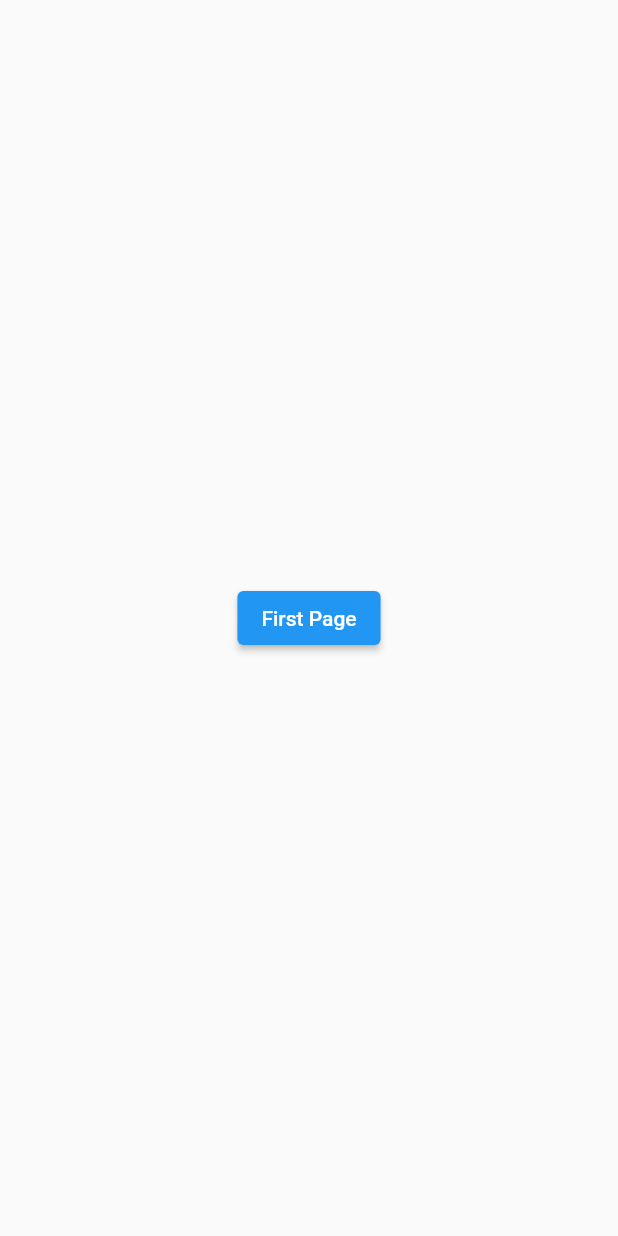
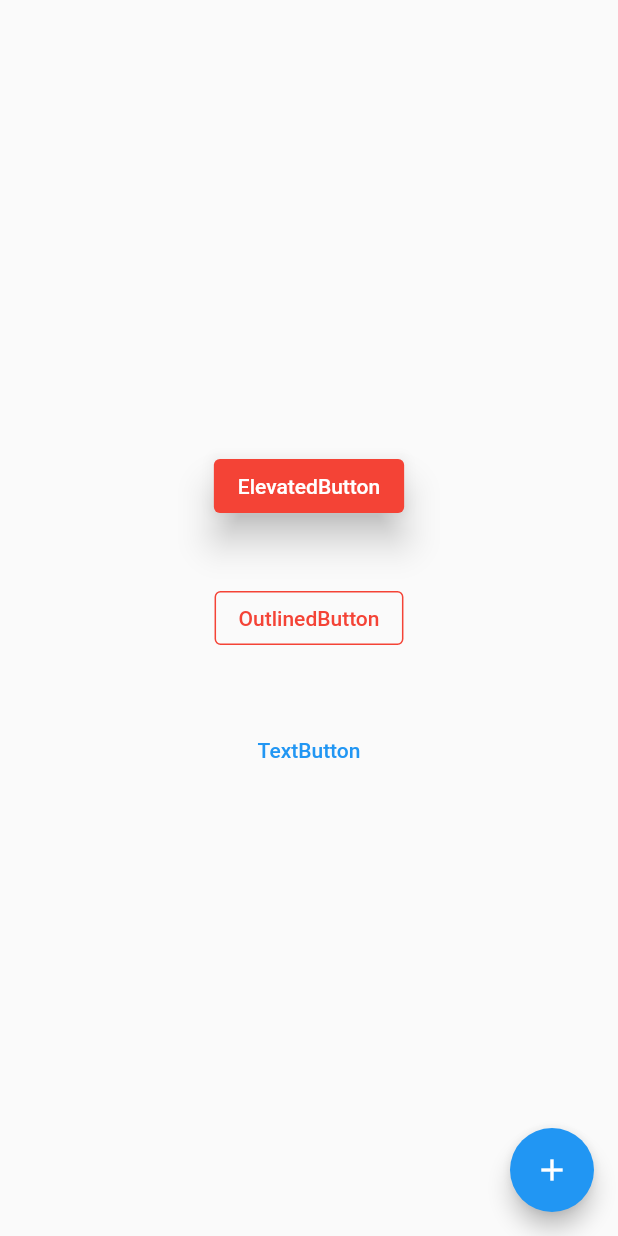
Before and after one commit to rabby220/-Flutter-Button-Widget, a Flutter app: the screen it shows after launch, on a phone screen of 412 x 824 dp. Run offline on Flutter 3.47's test engine with Material 2 defaults, Android fonts, the phone set to English and light mode, and no system bars.

Commit message:
Updated Button

```diff
--- a/lib/main.dart
+++ b/lib/main.dart
@@ -1,27 +1,55 @@
 import 'package:flutter/material.dart';
+
 void main() {
   runApp(const MyApp());
 }
 
-class MyApp extends StatefulWidget {
+class MyApp extends StatelessWidget {
   const MyApp({Key? key}) : super(key: key);
-
-  @override
-  State<MyApp> createState() => _MyAppState();
-}
-
-class _MyAppState extends State<MyApp> {
-
 
   @override
   Widget build(BuildContext context) {
     return MaterialApp(
+      debugShowCheckedModeBanner: false,
       home: Scaffold(
-        body: Center(
-          child: ElevatedButton(
-            onPressed: () { },
-            child: const Text("First Page"),
-          ),
+        body: Column(
+          mainAxisAlignment: MainAxisAlignment.center,
+          children: [
+            Center(
+              child: ElevatedButton(
+                  onPressed: () {},
+                  style: ElevatedButton.styleFrom(
+                      backgroundColor: Colors.red, elevation: 10),
+                  child: const Text("ElevatedButton")),
+            ),
+            const SizedBox(
+              height: 40,
+            ),
+            Center(
+              child: OutlinedButton(
+                onPressed: () {},
+                style: OutlinedButton.styleFrom(
+                  foregroundColor: Colors.red,
+                  side: const BorderSide(color: Colors.red),
+                ),
+                child: const Text("OutlinedButton"),
+              ),
+            ),
+            const SizedBox(
+              height: 40,
+            ),
+            Center(
+              child: TextButton(
+                onPressed: () {},
+                child: const Text("TextButton"),
+              ),
+            ),
+          ],
+        ),
+        floatingActionButton: FloatingActionButton(
+          splashColor: Colors.red,
+          onPressed: () {},
+          child: const Icon(Icons.add),
         ),
       ),
     );
```
